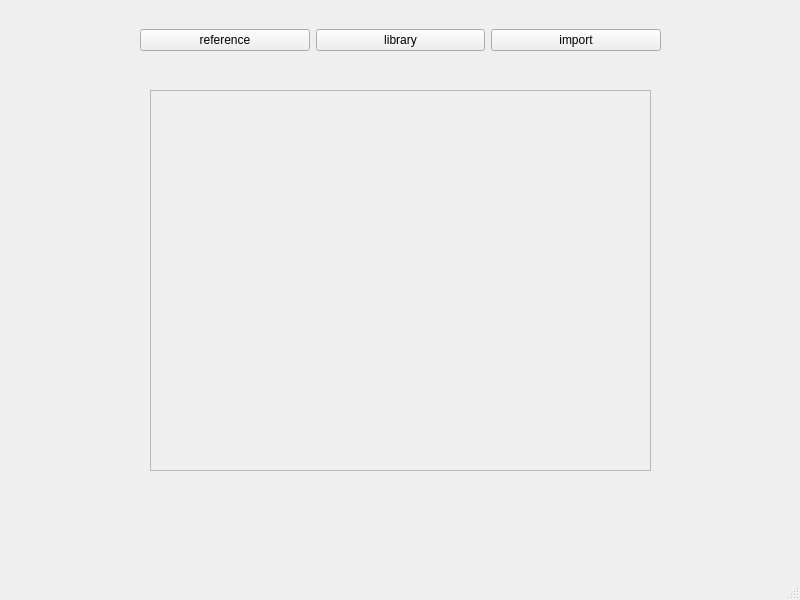
First picture: the form in window.ui, repository yav12/zzz-optimizer, before the edit.
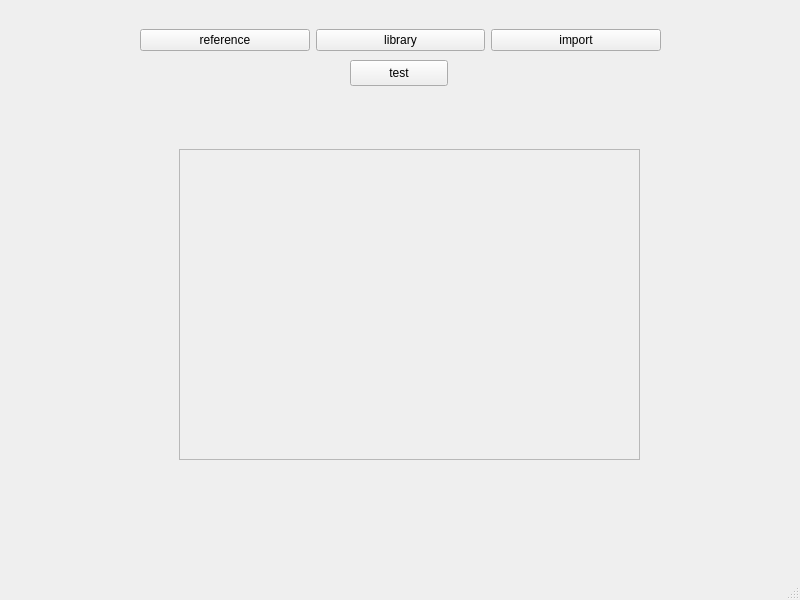
Second picture: the form after the edit.

Patch:
```diff
--- a/window.ui
+++ b/window.ui
@@ -47,13 +47,32 @@
      </item>
     </layout>
    </widget>
-   <widget class="QFrame" name="importFrame">
+   <widget class="QPushButton" name="testButton">
     <property name="geometry">
      <rect>
-      <x>150</x>
-      <y>90</y>
-      <width>501</width>
-      <height>381</height>
+      <x>350</x>
+      <y>60</y>
+      <width>98</width>
+      <height>26</height>
+     </rect>
+    </property>
+    <property name="text">
+     <string>test</string>
+    </property>
+    <property name="checkable">
+     <bool>false</bool>
+    </property>
+    <property name="flat">
+     <bool>false</bool>
+    </property>
+   </widget>
+   <widget class="QFrame" name="frame">
+    <property name="geometry">
+     <rect>
+      <x>179</x>
+      <y>149</y>
+      <width>461</width>
+      <height>311</height>
      </rect>
     </property>
     <property name="frameShape">
@@ -62,17 +81,17 @@
     <property name="frameShadow">
      <enum>QFrame::Shadow::Raised</enum>
     </property>
-   </widget>
-   <widget class="QWidget" name="verticalLayoutWidget">
-    <property name="geometry">
-     <rect>
-      <x>610</x>
-      <y>480</y>
-      <width>160</width>
-      <height>80</height>
-     </rect>
-    </property>
-    <layout class="QVBoxLayout" name="verticalLayout"/>
+    <widget class="QWidget" name="gridLayoutWidget">
+     <property name="geometry">
+      <rect>
+       <x>0</x>
+       <y>0</y>
+       <width>441</width>
+       <height>301</height>
+      </rect>
+     </property>
+     <layout class="QGridLayout" name="gridLayout"/>
+    </widget>
    </widget>
   </widget>
   <widget class="QMenuBar" name="menubar">
```
